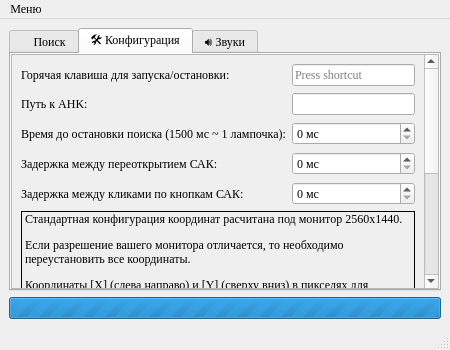
The window that interface.ui (TeoDar/stalcraft_signals) describes before a commit, drawn with Qt 5.
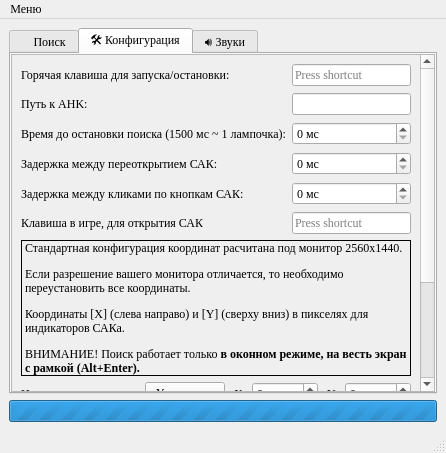
The same window after the commit. The open tabs and pages were chosen to show the change. Icons and pictures are not drawn.

Commit message: Добавлена настройка кнопки открытия САК

```diff
--- a/interface.ui
+++ b/interface.ui
@@ -2,14 +2,6 @@
 <ui version="4.0">
  <class>main_window</class>
  <widget class="QMainWindow" name="main_window">
-  <property name="geometry">
-   <rect>
-    <x>0</x>
-    <y>0</y>
-    <width>450</width>
-    <height>350</height>
-   </rect>
-  </property>
   <property name="minimumSize">
    <size>
     <width>400</width>
@@ -178,8 +170,8 @@
             <rect>
              <x>0</x>
              <y>0</y>
-             <width>756</width>
-             <height>526</height>
+             <width>813</width>
+             <height>488</height>
             </rect>
            </property>
            <property name="sizePolicy">
@@ -779,6 +771,16 @@
               <property name="verticalSpacing">
                <number>7</number>
               </property>
+              <item row="5" column="1">
+               <widget class="QKeySequenceEdit" name="sak_key"/>
+              </item>
+              <item row="5" column="0">
+               <widget class="QLabel" name="sak_key_label">
+                <property name="text">
+                 <string>Клавиша в игре, для открытия САК</string>
+                </property>
+               </widget>
+              </item>
               <item row="3" column="1">
                <widget class="QSpinBox" name="reopen_time">
                 <property name="suffix">
@@ -1183,7 +1185,7 @@
     <rect>
      <x>0</x>
      <y>0</y>
-     <width>450</width>
+     <width>467</width>
      <height>26</height>
     </rect>
    </property>
```
Left out of the diff: 70 changed lines with no effect on the pictures. The commit also changes 6 other files.
